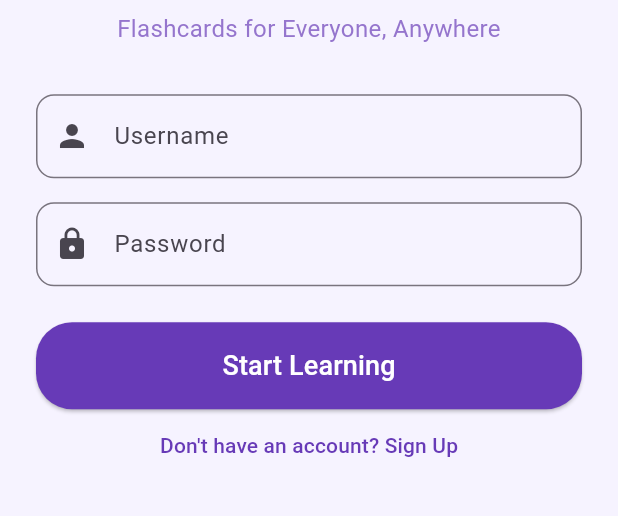
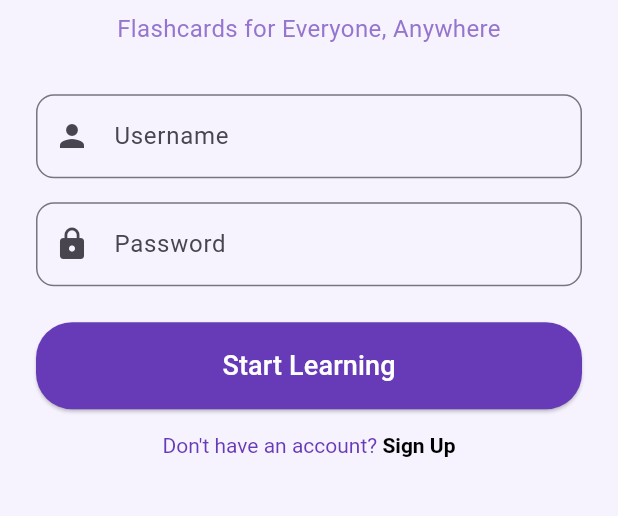
Before and after one commit to trungnotchung/flash_ability, a Flutter app: the screen it shows after launch, on a phone screen of 412 x 824 dp, the part 478-994 px from its top. Run offline on Flutter 3.47's test engine with Material 3 defaults, Android fonts, the phone set to English and light mode, and no system bars; our stand-ins replace fl_chart, shared_preferences.

Commit message:
chore: improve UI

```diff
--- a/lib/screens/login_screen.dart
+++ b/lib/screens/login_screen.dart
@@ -267,9 +267,20 @@ class _LoginScreenState extends State<LoginScreen> {
                     onPressed: () {
                       _showRegisterDialog();
                     },
-                    child: const Text(
-                      "Don't have an account? Sign Up",
-                      style: TextStyle(color: Colors.deepPurple),
+                    child: RichText(
+                      text: TextSpan(
+                        style: TextStyle(color: Colors.deepPurple),
+                        children: const [
+                          TextSpan(text: "Don't have an account? "),
+                          TextSpan(
+                            text: "Sign Up",
+                            style: TextStyle(
+                              color: Colors.black,
+                              fontWeight: FontWeight.bold,
+                            ),
+                          ),
+                        ],
+                      ),
                     ),
                   ),
                 ],
```
Also changed, not shown: lib/screens/learning/learning.dart (+1 -6 lines), lib/screens/management/management.dart (+7 -3 lines), lib/screens/profile_screen.dart (+10 -15 lines).
